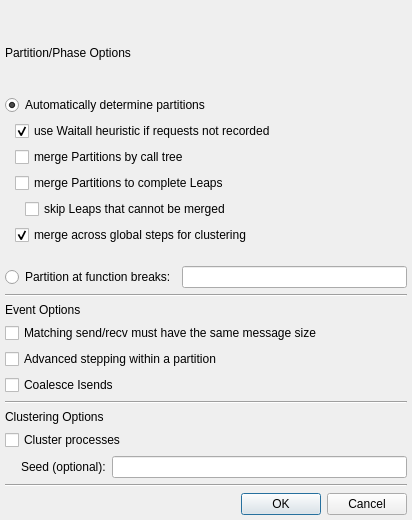
The window that src/importoptionsdialog.ui (LLNL/ravel) describes before a commit, drawn with Qt 5.
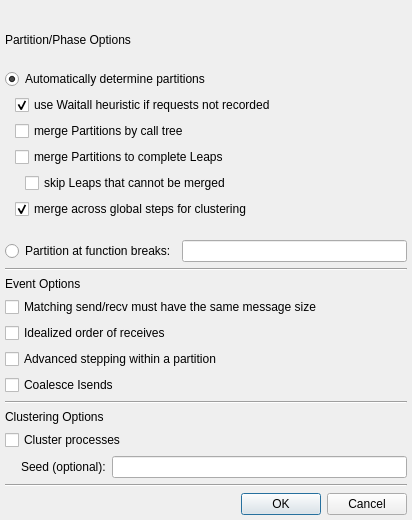
The same window after the commit.

Commit message:
UI for recv reordering for MPI/OTF traces.
- may not work with advanced stepping.

Patch:
```diff
--- a/src/importoptionsdialog.ui
+++ b/src/importoptionsdialog.ui
@@ -203,6 +203,13 @@
      </property>
     </widget>
    </item>
+   <item>
+    <widget class="QCheckBox" name="recvReorderCheckbox">
+     <property name="text">
+      <string>Idealized order of receives</string>
+     </property>
+    </widget>
+   </item>
    <item>
     <widget class="QCheckBox" name="stepCheckbox">
      <property name="toolTip">
```
The commit also changes 5 other files.
